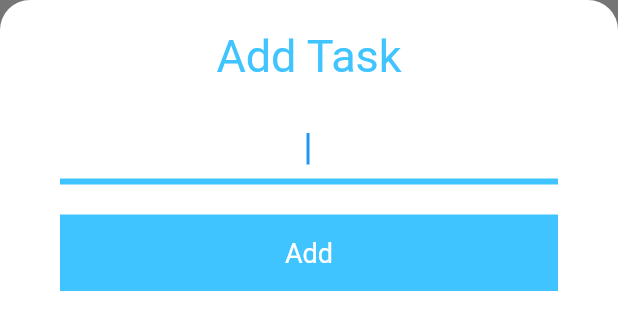
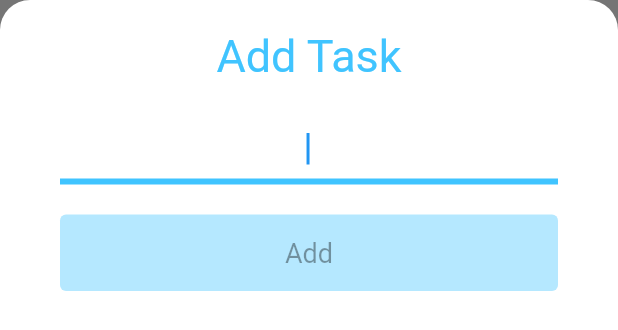
Before and after one commit to jvretamero/flutter-bootcamp-apps, a Flutter app: the AddTaskScreen widget shown alone on an empty page, opened directly, on a phone screen of 412 x 824 dp. Shown: the top 330 px of the screen. Run offline on Flutter 3.47's test engine with Material 2 defaults, Android fonts, the phone set to English and light mode, and no system bars; our stand-ins replace animated_text_kit, audioplayers, cloud_firestore, dio, firebase_auth, firebase_core and 4 more; accounts and stored records are empty.

Commit message:
Todoey - Disabling add button when empty title

```diff
--- a/todoey/lib/screens/add_task_screen.dart
+++ b/todoey/lib/screens/add_task_screen.dart
@@ -14,7 +14,17 @@ class AddTaskScreen extends StatefulWidget {
 }
 
 class _AddTaskScreenState extends State<AddTaskScreen> {
-  late String taskTitle;
+  late String _taskTitle;
+  bool _isTitleEmpty = true;
+
+  Function() _addTask(BuildContext context) {
+    return () {
+      var taskData = Provider.of<TasksData>(context, listen: false);
+      taskData.addTask(Task(title: _taskTitle));
+
+      Navigator.pop(context);
+    };
+  }
 
   @override
   Widget build(BuildContext context) {
@@ -50,7 +60,8 @@ class _AddTaskScreenState extends State<AddTaskScreen> {
                 ),
                 onChanged: (value) {
                   setState(() {
-                    taskTitle = value;
+                    _taskTitle = value;
+                    _isTitleEmpty = value.isEmpty;
                   });
                 },
                 decoration: const InputDecoration(
@@ -59,24 +70,25 @@ class _AddTaskScreenState extends State<AddTaskScreen> {
                 ),
               ),
               const SizedBox(height: 20),
-              // TODO disable when empty text
-              RawMaterialButton(
-                fillColor: Colors.lightBlueAccent,
-                elevation: 0,
-                padding: const EdgeInsets.all(15),
-                onPressed: () {
-                  var taskData = Provider.of<TasksData>(context, listen: false);
-                  taskData.addTask(Task(title: taskTitle));
+              TextButton(
+                style: TextButton.styleFrom(
+                  primary: Colors.white,
+                  textStyle: const TextStyle(
+                    fontSize: 18,
+                  ),
+                  padding: const EdgeInsets.all(15),
+                  elevation: 0,
+                ).copyWith(
+                  backgroundColor: MaterialStateProperty.resolveWith<Color>((states) {
+                    if (states.contains(MaterialState.disabled)) {
+                      return Colors.lightBlueAccent.withOpacity(0.39);
+                    }
 
-                  Navigator.pop(context);
-                },
-                child: const Text(
-                  'Add',
-                  style: TextStyle(
-                    fontSize: 18,
-                    color: Colors.white,
-                  ),
+                    return Colors.lightBlueAccent;
+                  }),
                 ),
+                onPressed: _isTitleEmpty ? null : _addTask(context),
+                child: const Text('Add'),
               ),
             ],
           ),
```
